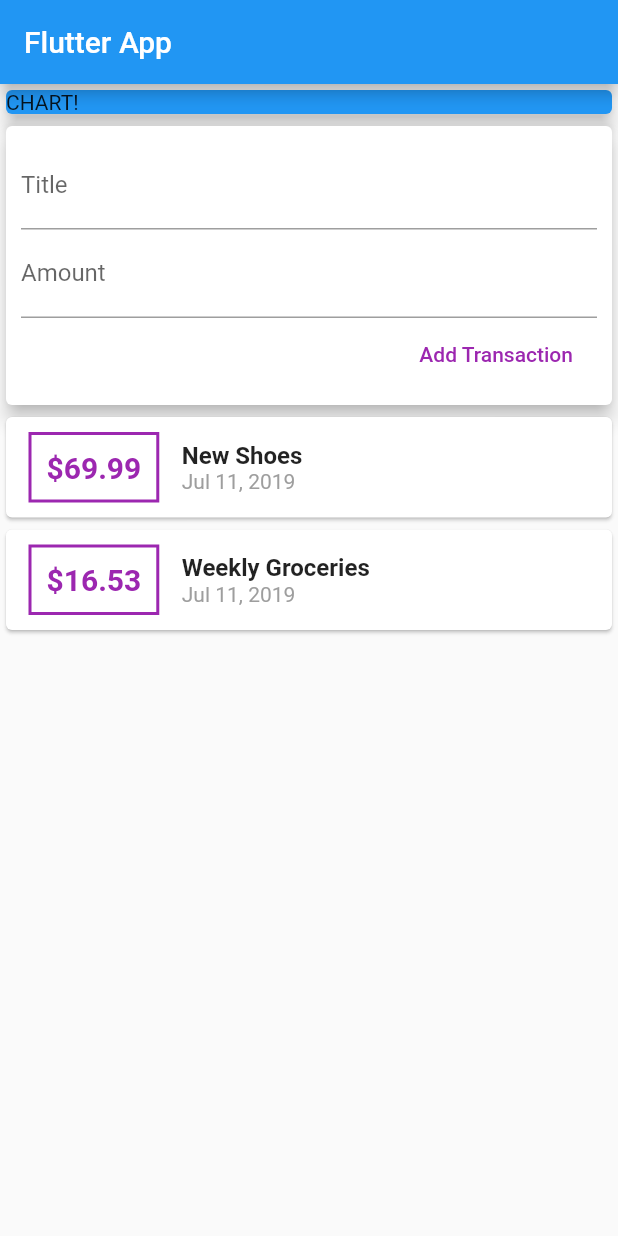
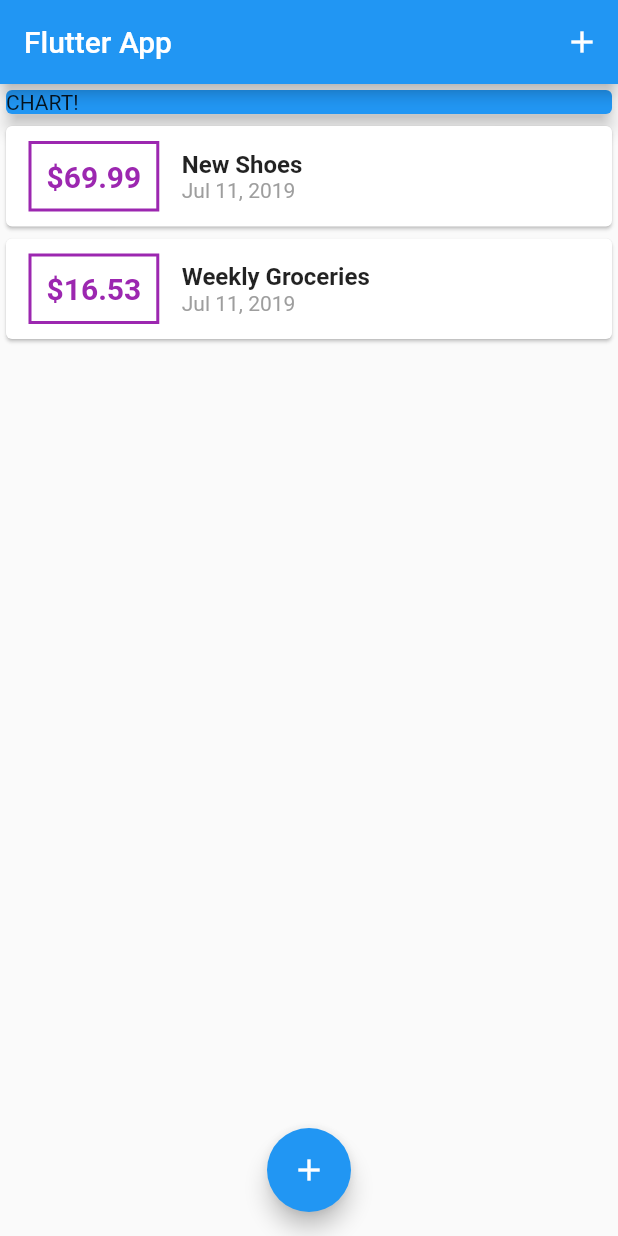
Before and after one commit to TheFedex87/FlutterCourse, a Flutter app: the screen it shows after launch, on a phone screen of 412 x 824 dp. Run offline on Flutter 3.47's test engine with Material 2 defaults, Android fonts, the phone set to English and light mode, and no system bars.

Commit message:
Added modal bottom sheet to add a transaction

```diff
--- a/personal_expenses_app/lib/main.dart
+++ b/personal_expenses_app/lib/main.dart
@@ -1,6 +1,8 @@
 import 'package:flutter/material.dart';
 
-import './widgets/user_transaction.dart';
+import './widgets/new_transaction.dart';
+import './widgets/transaction_list.dart';
+import './models/transaction.dart';
 
 void main() => runApp(MyApp());
 
@@ -14,12 +16,61 @@ class MyApp extends StatelessWidget {
   }
 }
 
-class MyHomePage extends StatelessWidget {
+class MyHomePage extends StatefulWidget {
+  @override
+  _MyHomePageState createState() => _MyHomePageState();
+}
+
+class _MyHomePageState extends State<MyHomePage> {
+  final List<Transaction> _userTransactions = [
+    Transaction(
+      id: 't1',
+      title: 'New Shoes',
+      amount: 69.99,
+      date: DateTime.now(),
+    ),
+    Transaction(
+      id: 't2',
+      title: 'Weekly Groceries',
+      amount: 16.53,
+      date: DateTime.now(),
+    ),
+  ];
+
+  void _addNewTransaction(String txTitle, double txAmount) {
+    final newTx = new Transaction(
+      title: txTitle,
+      amount: txAmount,
+      date: DateTime.now(),
+      id: DateTime.now().toString(),
+    );
+    setState(() => _userTransactions.add(newTx));
+  }
+
+  void _startAddNewTransaction(BuildContext ctx) {
+    showModalBottomSheet(
+        context: ctx,
+        builder: (_) {
+          return GestureDetector(
+            onTap: () {},
+            child: NewTransaction(_addNewTransaction),
+          );
+        });
+  }
+
   @override
   Widget build(BuildContext context) {
     return Scaffold(
       appBar: AppBar(
         title: Text('Flutter App'),
+        actions: <Widget>[
+          IconButton(
+            icon: Icon(Icons.add),
+            onPressed: () {
+              _startAddNewTransaction(context);
+            },
+          ),
+        ],
       ),
       body: SingleChildScrollView(
         child: Column(
@@ -33,9 +84,16 @@ class MyHomePage extends StatelessWidget {
                 elevation: 5,
               ),
             ),
-            UserTransaction(),
+            TransactionList(_userTransactions),
           ],
         ),
+      ),
+      floatingActionButtonLocation: FloatingActionButtonLocation.centerFloat,
+      floatingActionButton: FloatingActionButton(
+        child: Icon(Icons.add),
+        onPressed: () {
+          _startAddNewTransaction(context);
+        },
       ),
     );
   }
--- a/personal_expenses_app/lib/widgets/user_transaction.dart
+++ /dev/null
@@ -1,47 +0,0 @@
-import 'package:flutter/material.dart';
-
-import '../models/transaction.dart';
-import '../widgets/new_transaction.dart';
-import '../widgets/transaction_list.dart';
-
-class UserTransaction extends StatefulWidget {
-  @override
-  _UserTransactionState createState() => _UserTransactionState();
-}
-
-class _UserTransactionState extends State<UserTransaction> {
-  final List<Transaction> _userTransactions = [
-    Transaction(
-      id: 't1',
-      title: 'New Shoes',
-      amount: 69.99,
-      date: DateTime.now(),
-    ),
-    Transaction(
-      id: 't2',
-      title: 'Weekly Groceries',
-      amount: 16.53,
-      date: DateTime.now(),
-    ),
-  ];
-
-  void _addNewTransaction(String txTitle, double txAmount) {
-    final newTx = new Transaction(
-      title: txTitle,
-      amount: txAmount,
-      date: DateTime.now(),
-      id: DateTime.now().toString(),
-    );
-    setState(() => _userTransactions.add(newTx));
-  }
-
-  @override
-  Widget build(BuildContext context) {
-    return Column(
-      children: <Widget>[
-        NewTransaction(_addNewTransaction),
-        TransactionList(_userTransactions),
-      ],
-    );
-  }
-}
```
